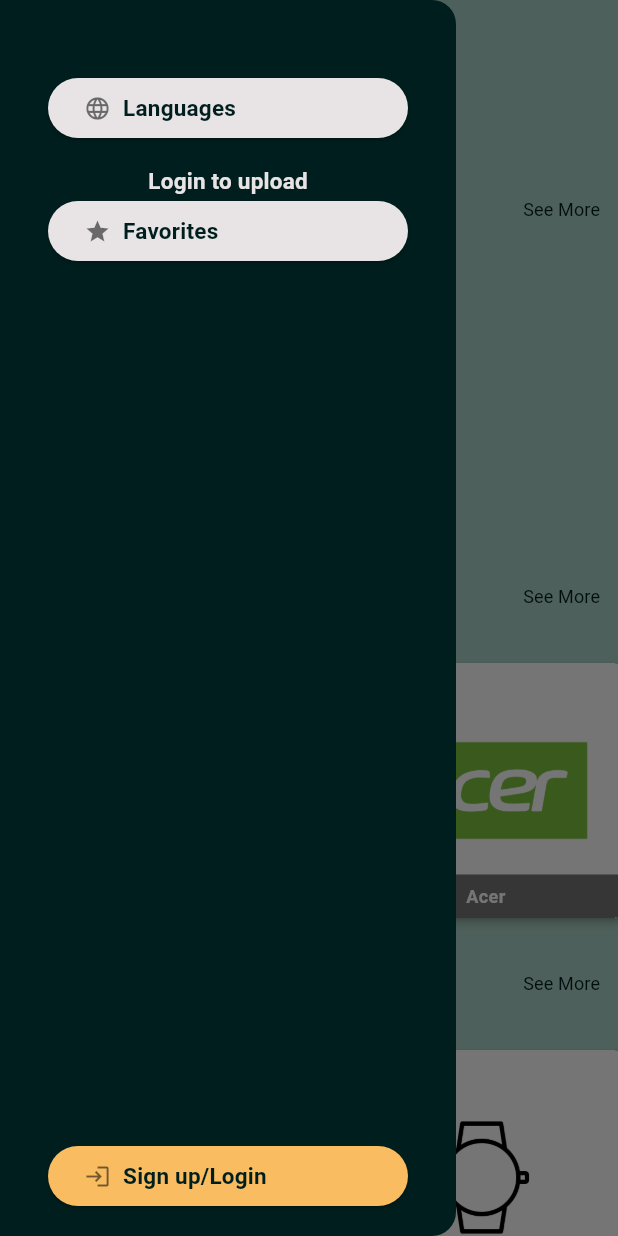
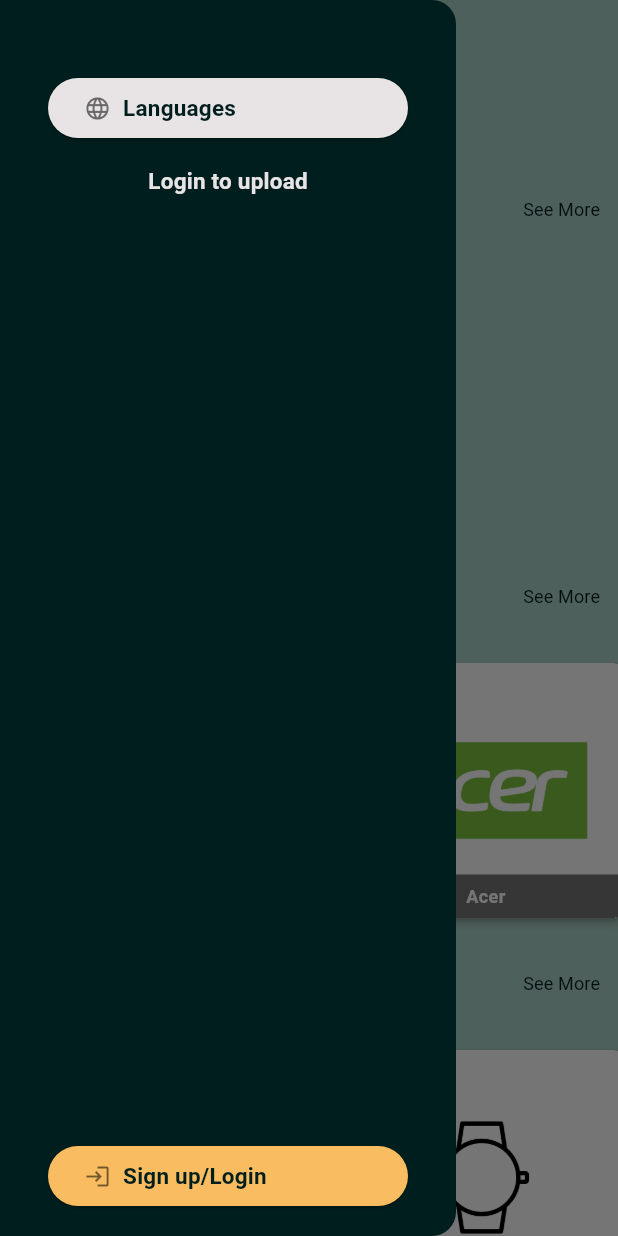
Before and after one commit to ThomasFSynnes/IDATA2023_Group8, a Flutter app: the screen it shows after launch, with the side drawer open, on a phone screen of 412 x 824 dp. Run offline on Flutter 3.47's test engine with Material 3 defaults, Android fonts, the phone set to English and light mode, and no system bars; our stand-ins replace cloud_firestore, dio, easy_localization, file_picker, firebase_auth, firebase_core and 4 more; missing offline and left inert: syncfusion_flutter_pdfviewer; accounts and stored records are empty; Roboto replaces fonts that are missing (Cabin).

Commit message:
hide favourites while logged out

```diff
--- a/lib/data/products.dart
+++ b/lib/data/products.dart
@@ -1,6 +1,4 @@
 import 'package:user_manuals_app/model/product.dart';
-import 'package:user_manuals_app/data/categories.dart';
-import 'package:user_manuals_app/data/manufacturers.dart';
 
 List<Product> products = [
 /*   Product(
--- a/lib/screens/side_drawer.dart
+++ b/lib/screens/side_drawer.dart
@@ -45,8 +45,9 @@
               stream: FirebaseAuth.instance.authStateChanges(),
               builder: (context, snapshot) {
                 if (snapshot.hasData) {
-                  //logout button
-                  return ElevatedButton(
+                  return Column(
+                    children: [
+                      ElevatedButton(
                         onPressed: () async {
                           final newProduct =
                               await Navigator.of(context).push<Product>(
@@ -70,7 +71,8 @@
                         ),
                         child: Row(
                           children: [
-                        const Icon(Icons.upload_file, color: Colors.black54),
+                            const Icon(Icons.upload_file,
+                                color: Colors.black54),
                             const SizedBox(width: 8),
                             Text(
                               "sideDrawer.buttons.addManual".tr(),
@@ -78,20 +80,7 @@
                             ),
                           ],
                         ),
-                  );
-                } else {
-                  //login button
-                  return Text(
-                    "sideDrawer.buttons.upload".tr(),
-                    style: Theme.of(context).textTheme.titleMedium!.copyWith(
-                          color:
-                              Theme.of(context).colorScheme.onPrimaryContainer,
                       ),
-                  );
-                }
-              },
-            ),
-
                       ElevatedButton(
                         style: ElevatedButton.styleFrom(
                           shape: RoundedRectangleBorder(
@@ -122,7 +111,21 @@
                           ],
                         ),
                       ),
-            //child: const Text("db Test")),
+                    ],
+                  );
+                } else {
+                  //login button
+                  return Text(
+                    "sideDrawer.buttons.upload".tr(),
+                    style: Theme.of(context).textTheme.titleMedium!.copyWith(
+                          color:
+                              Theme.of(context).colorScheme.onPrimaryContainer,
+                        ),
+                  );
+                }
+              },
+            ),
+
             //Show different button based on login state.
             const Spacer(),
             StreamBuilder(
```
Lines whose indentation alone changed are shown as unchanged.
